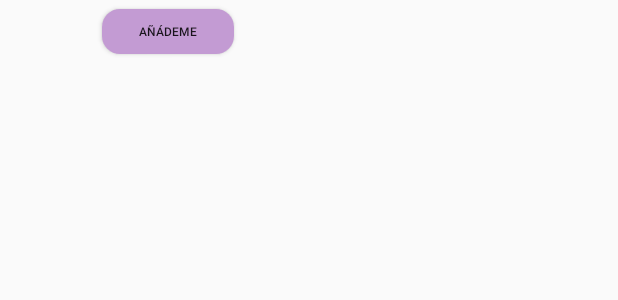
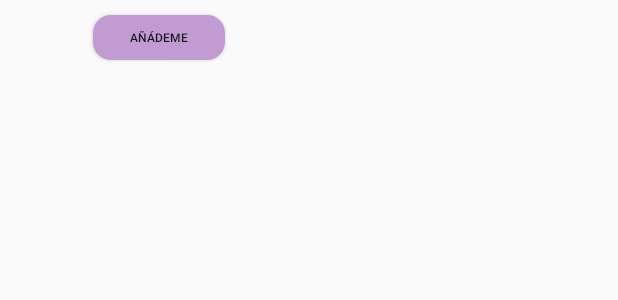
Before and after one commit to i1820510/imgnet, an Android app: the layout item_producto.xml on its own in the app's theme, with its tools: preview values and no code run, on a phone screen of 412 x 824 dp. Shown: the top 300 px of the screen. Run offline under Robolectric (Android 15) with nearby library versions, the phone set to English and light mode, and no system bars; network calls fail.

Commit message:
comit ab

```diff
--- a/app/build.gradle
+++ b/app/build.gradle
@@ -5,7 +5,7 @@ android {
     buildToolsVersion "29.0.2"
     defaultConfig {
         applicationId "com.example.miapp0"
-        minSdkVersion 27
+        minSdkVersion 24
         targetSdkVersion 29
         versionCode 1
         versionName "1.0"
--- a/app/src/main/AndroidManifest.xml
+++ b/app/src/main/AndroidManifest.xml
@@ -10,6 +10,7 @@
         android:label="@string/app_name"
         android:roundIcon="@mipmap/ic_launcher_round"
         android:supportsRtl="true"
+        android:usesCleartextTraffic="true"
         android:theme="@style/AppTheme">
         <activity android:name=".MainActivity"></activity>
         <activity android:name=".lista_productos">
--- a/app/src/main/res/layout/item_producto.xml
+++ b/app/src/main/res/layout/item_producto.xml
@@ -25,16 +25,15 @@
              android:layout_height="wrap_content"/>
 
       </LinearLayout>
-       <Button
-          android:layout_width="wrap_content"
-          android:layout_height="30dp"
-          android:text="Añádeme"
-          android:textSize="8dp"
-           android:layout_margin="6dp"
-          android:background="@drawable/btn_pedir"/>
 
-
-
+    <Button
+        android:layout_width="wrap_content"
+        android:layout_height="30dp"
+        android:background="@drawable/btn_pedir"
+        android:layout_marginEnd="2dp"
+        android:layout_marginTop="10dp"
+        android:text="Añádeme"
+        android:textSize="8dp" />
 
 
 </LinearLayout>
```
Also changed, not shown: app/src/main/java/com/example/miapp0/lista_productos.java (+12 -2 lines), app/src/main/java/com/example/miapp0/modelos/producto.java (+51 -0 lines).
